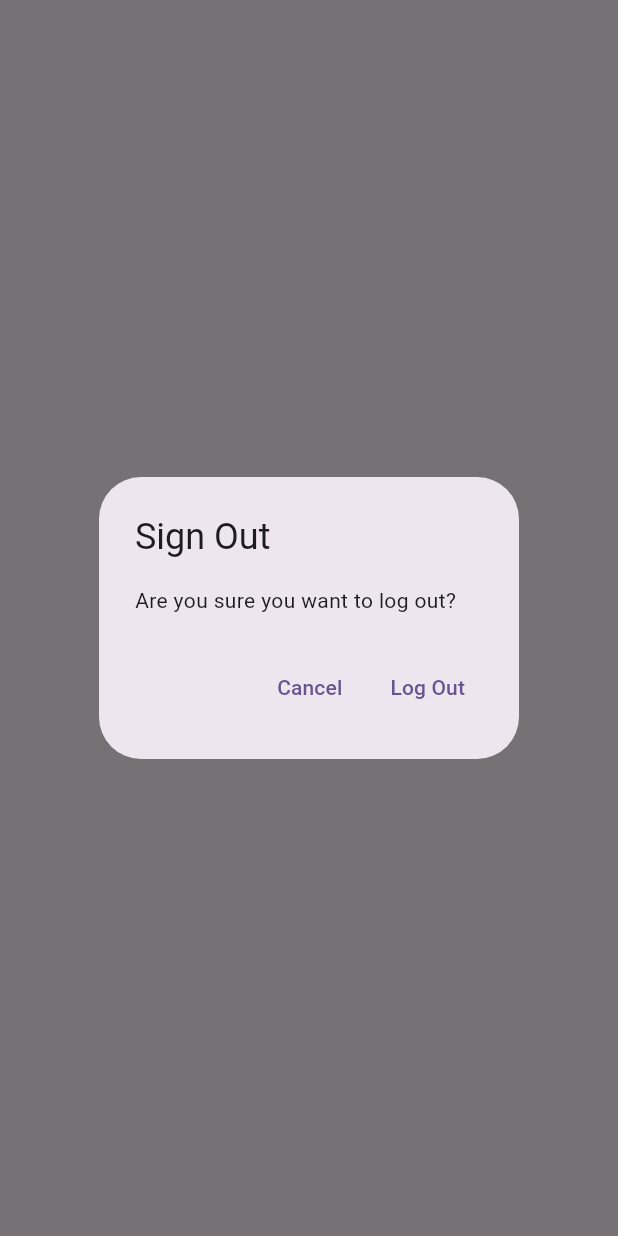
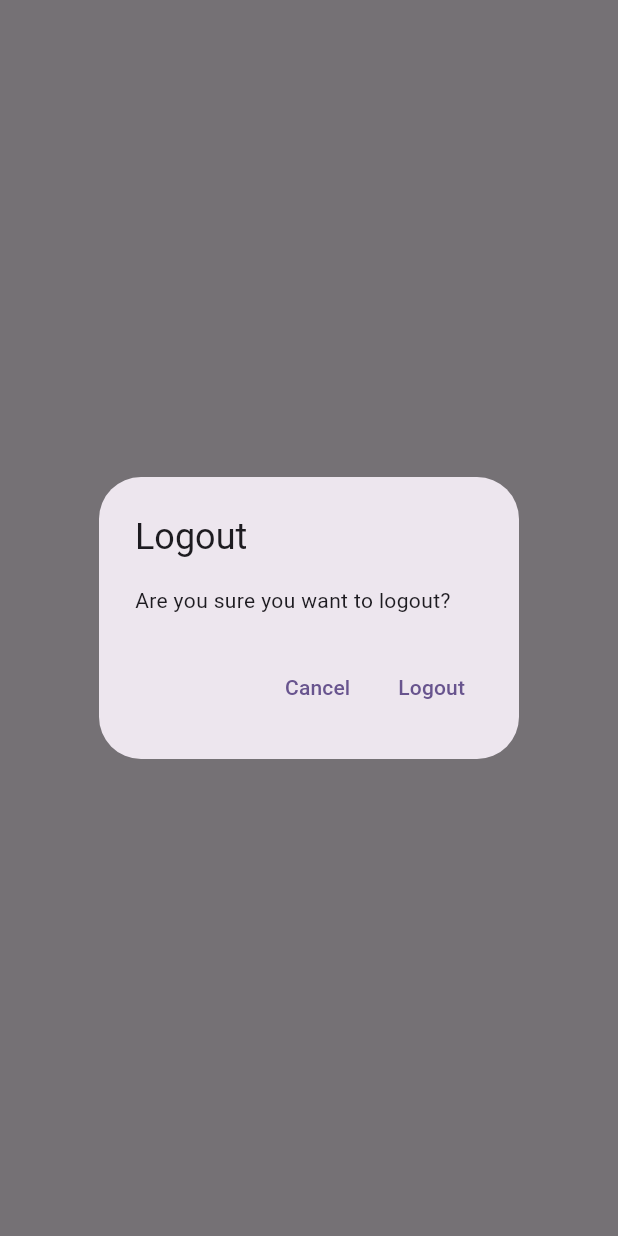
Before and after one commit to PrinceNanaPoku/MyApp, a Flutter app: what showLogOutDialog() shows on an empty page, opened directly, on a phone screen of 412 x 824 dp. Run offline on Flutter 3.47's test engine with Material 3 defaults, Android fonts, the phone set to English and light mode, and no system bars; our stand-ins replace firebase_auth, firebase_core, sqflite; accounts and stored records are empty; network calls fail.

Commit message:
enhanced functionality of error logout and delete functions

```diff
--- /dev/null
+++ b/lib/utilities/dialog/generic_dialog.dart
@@ -0,0 +1,35 @@
+import 'package:flutter/material.dart';
+
+typedef DialogOptionBuilder<T> = Map<String, T?> Function();
+Future<T?> showGenericDialog<T>({
+  required BuildContext context,
+  required String title,
+  required String content,
+  required DialogOptionBuilder optionsBuilder,
+}) {
+  final options = optionsBuilder();
+  return showDialog<T>(
+    context: context,
+    builder: (context) {
+      return AlertDialog(
+        title: Text(title),
+        content: Text(content),
+        actions: options.keys.map(
+          (optionTitle) {
+            final value = options[optionTitle];
+            return TextButton(
+              onPressed: () {
+                if (value != null) {
+                  Navigator.of(context).pop(value);
+                } else {
+                  Navigator.of(context).pop();
+                }
+              },
+              child: Text(optionTitle),
+            );
+          },
+        ).toList(),
+      );
+    },
+  );
+}
--- /dev/null
+++ b/lib/utilities/dialog/show_logout_dialog.dart
@@ -0,0 +1,16 @@
+import 'package:flutter/material.dart';
+import 'package:myapp/utilities/dialog/generic_dialog.dart';
+
+Future<bool> showLogOutDialog(BuildContext context) {
+  return showGenericDialog<bool>(
+    context: context,
+    title: 'Logout',
+    content: 'Are you sure you want to logout?',
+    optionsBuilder: () => {
+      'Cancel': false,
+      'Logout': true,
+    },
+  ).then(
+    (value) => value ?? false,
+  );
+}
--- a/lib/view/login_view.dart
+++ b/lib/view/login_view.dart
@@ -2,7 +2,7 @@ import 'package:flutter/material.dart';
 import 'package:myapp/constants/routes.dart';
 import 'package:myapp/services/auth/auth_exceptions.dart';
 import 'package:myapp/services/auth/auth_service.dart';
-import 'package:myapp/utilities/error_dialog.dart';
+import 'package:myapp/utilities/dialog/error_dialog.dart';
 
 class LoginView extends StatefulWidget {
   const LoginView({super.key});
--- a/lib/view/notes/notes_view.dart
+++ b/lib/view/notes/notes_view.dart
@@ -3,6 +3,8 @@ import 'package:myapp/constants/routes.dart';
 import 'package:myapp/enum/menu_action.dart';
 import 'package:myapp/services/auth/auth_service.dart';
 import 'package:myapp/services/crud/notes_services.dart';
+import 'package:myapp/utilities/dialog/show_logout_dialog.dart';
+import 'package:myapp/view/notes/notes_list_view.dart';
 
 class NotesView extends StatefulWidget {
   const NotesView({super.key});
@@ -79,18 +81,10 @@ class _NotesViewState extends State<NotesView> {
                       case ConnectionState.active:
                         if (snapshot.hasData) {
                           final allNotes = snapshot.data as List<DatabaseNote>;
-                          return ListView.builder(
-                            itemCount: allNotes.length,
-                            itemBuilder: (context, index) {
-                              final note = allNotes[index];
-                              return ListTile(
-                                title: Text(
-                                  note.text,
-                                  maxLines: 1,
-                                  softWrap: true,
-                                  overflow: TextOverflow.ellipsis,
-                                ),
-                              );
+                          return NotesListView(
+                            note: allNotes,
+                            onDeleteNote: (note) async {
+                              await _noteService.deleteNote(id: note.id);
                             },
                           );
                         } else {
@@ -108,29 +102,3 @@ class _NotesViewState extends State<NotesView> {
     );
   }
 }
-
-Future<bool> showLogOutDialog(BuildContext context) {
-  return showDialog<bool>(
-    context: context,
-    builder: (context) {
-      return AlertDialog(
-        title: const Text('Sign Out'),
-        content: const Text('Are you sure you want to log out?'),
-        actions: [
-          TextButton(
-            onPressed: () {
-              Navigator.of(context).pop(false);
-            },
-            child: const Text('Cancel'),
-          ),
-          TextButton(
-            onPressed: () {
-              Navigator.of(context).pop(true);
-            },
-            child: const Text('Log Out'),
-          ),
-        ],
-      );
-    },
-  ).then((value) => value ?? false);
-}
--- a/lib/view/register_view.dart
+++ b/lib/view/register_view.dart
@@ -2,7 +2,7 @@ import 'package:flutter/material.dart';
 import 'package:myapp/constants/routes.dart';
 import 'package:myapp/services/auth/auth_exceptions.dart';
 import 'package:myapp/services/auth/auth_service.dart';
-import 'package:myapp/utilities/error_dialog.dart';
+import 'package:myapp/utilities/dialog/error_dialog.dart';
 
 class RegisterView extends StatefulWidget {
   const RegisterView({super.key});
```
Also changed, not shown: lib/utilities/dialog/delete_dialog.dart (added, +16 -0 lines), lib/utilities/dialog/error_dialog.dart (added, +16 -0 lines), lib/utilities/error_dialog.dart (deleted, +0 -24 lines), lib/view/notes/notes_list_view.dart (added, +40 -0 lines), pubspec.lock.
